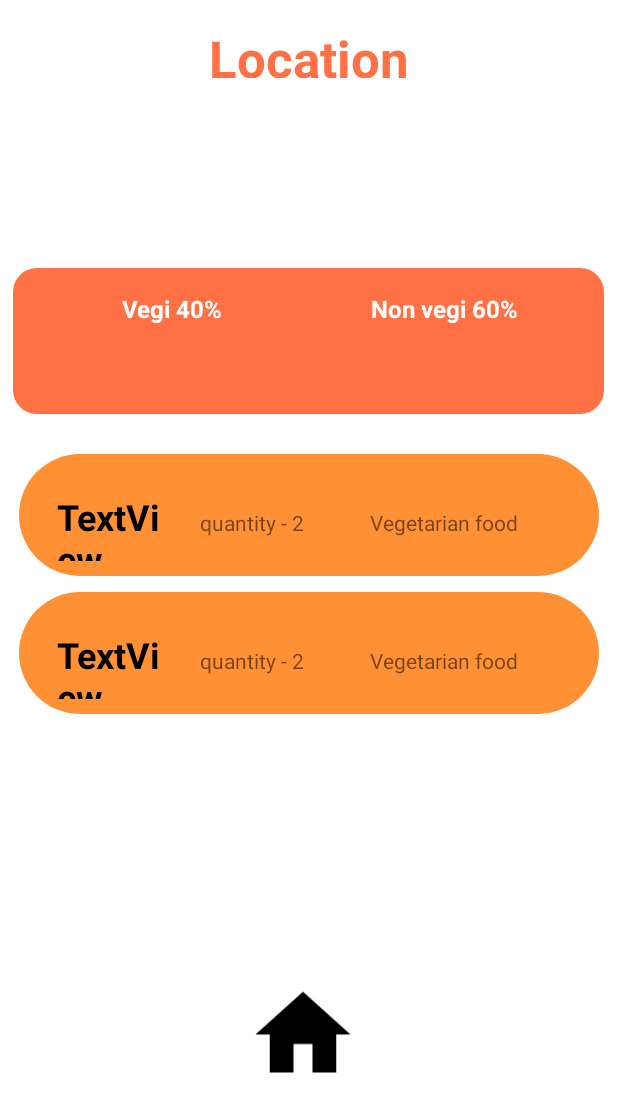
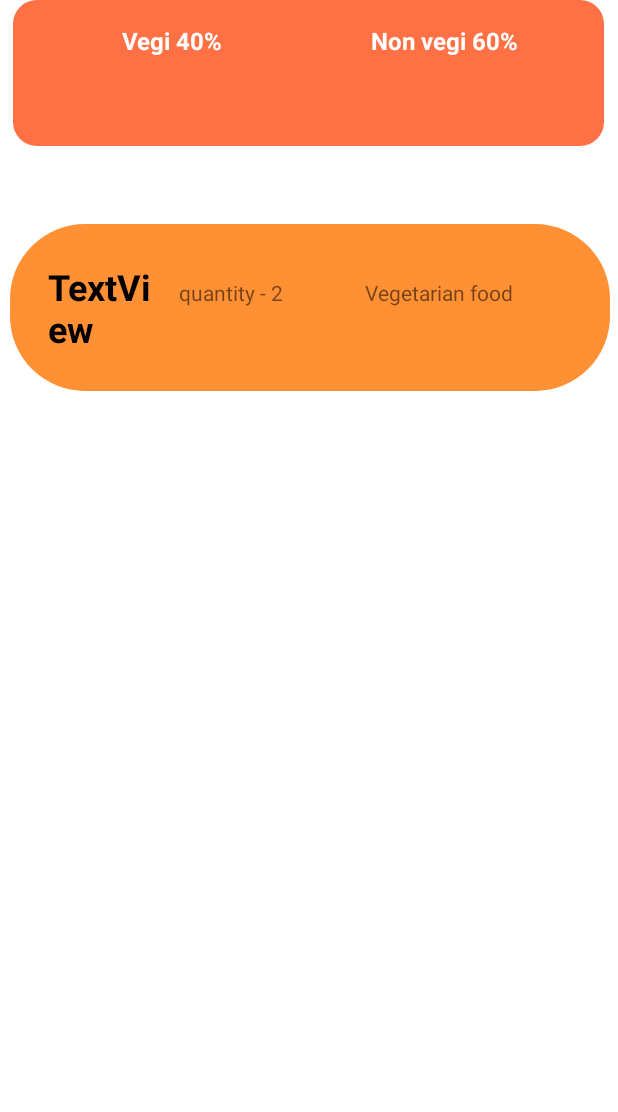
Before and after one commit to Nipun44/Meal-Mate, an Android app: the MealDashboard screen opened directly, with no data from a screen before it, on a phone screen of 412 x 824 dp. Shown: the top 1112 px of the screen. Run offline under Robolectric (Android 15) with nearby library versions, the phone set to English and light mode, and no system bars.

Commit message:
rename MealDashBoard file

```diff
--- a/app/src/main/AndroidManifest.xml
+++ b/app/src/main/AndroidManifest.xml
@@ -45,7 +45,7 @@
             android:name=".login"
             android:exported="false" />
         <activity
-            android:name=".meal_dashboard"
+            android:name=".MealDashboard"
             android:exported="false" />
         <activity
             android:name=".Register"
--- a/app/src/main/java/com/example/mealmate/meal_dashboard.kt
+++ b/app/src/main/java/com/example/mealmate/MealDashboard.kt
@@ -3,7 +3,7 @@ package com.example.mealmate
 import androidx.appcompat.app.AppCompatActivity
 import android.os.Bundle
 
-class meal_dashboard : AppCompatActivity() {
+class MealDashboard : AppCompatActivity() {
     override fun onCreate(savedInstanceState: Bundle?) {
         super.onCreate(savedInstanceState)
         setContentView(R.layout.activity_meal_dashboard)
--- a/app/src/main/res/layout/activity_meal_dashboard.xml
+++ b/app/src/main/res/layout/activity_meal_dashboard.xml
@@ -7,45 +7,19 @@
     android:background="#FFFFFF">
 
 
-    <ImageView
-        android:id="@+id/imageView26"
-        android:layout_width="76dp"
-        android:layout_height="83dp"
-        android:layout_marginStart="164dp"
-        android:layout_marginTop="648dp"
-        app:layout_constraintStart_toStartOf="parent"
-        app:layout_constraintTop_toTopOf="parent"
-        app:srcCompat="@drawable/baseline_home_24" />
-
-    <TextView
-        android:id="@+id/app_name_textview"
-        android:layout_width="385dp"
-        android:layout_height="68dp"
-        android:gravity="center_horizontal"
-        android:padding="16dp"
-        android:text="@string/location_name_dashboard"
-        android:textAlignment="center"
-        android:textColor="@color/secondary"
-        android:textSize="34sp"
-        android:textStyle="bold"
-        app:layout_constraintEnd_toEndOf="parent"
-        app:layout_constraintStart_toStartOf="parent"
-        app:layout_constraintTop_toTopOf="parent" />
-
-
     <LinearLayout
         android:id="@+id/summary_layout"
         android:layout_width="394dp"
         android:layout_height="97dp"
-        android:layout_marginBottom="548dp"
         android:background="@drawable/corner_round"
         android:backgroundTint="@color/secondary"
         android:orientation="horizontal"
         android:padding="16dp"
-        app:layout_constraintBottom_toBottomOf="parent"
         app:layout_constraintEnd_toEndOf="parent"
         app:layout_constraintHorizontal_bias="0.47"
-        app:layout_constraintStart_toStartOf="parent">
+        app:layout_constraintStart_toStartOf="parent"
+        tools:layout_editor_absoluteY="116dp"
+        tools:ignore="MissingConstraints">
 
 
         <TextView
@@ -73,19 +47,23 @@
     </LinearLayout>
 
     <LinearLayout
-        android:layout_width="408dp"
-        android:layout_height="507dp"
+        android:layout_width="421dp"
+        android:layout_height="319dp"
         android:layout_marginTop="16dp"
-        android:layout_marginEnd="2dp"
         android:backgroundTint="#5A5757"
         android:orientation="vertical"
         android:padding="5dp"
+        app:layout_constraintBottom_toBottomOf="parent"
         app:layout_constraintEnd_toEndOf="parent"
-        app:layout_constraintTop_toBottomOf="@+id/summary_layout">
+        app:layout_constraintLeft_toLeftOf="parent"
+        app:layout_constraintRight_toRightOf="parent"
+        app:layout_constraintStart_toStartOf="parent"
+        app:layout_constraintTop_toBottomOf="@+id/summary_layout"
+        app:layout_constraintVertical_bias="0.065">
 
         <LinearLayout
             android:layout_width="match_parent"
-            android:layout_height="81dp"
+            android:layout_height="wrap_content"
             android:layout_margin="5dp"
             android:background="@drawable/button"
             android:orientation="horizontal"
@@ -93,8 +71,8 @@
 
             <TextView
                 android:id="@+id/textView4"
-                android:layout_width="67dp"
-                android:layout_height="96dp"
+                android:layout_width="48dp"
+                android:layout_height="wrap_content"
                 android:layout_weight="1"
                 android:padding="15dp"
                 android:paddingTop="20dp"
@@ -120,42 +98,6 @@
                 android:text="@string/Desciption_dashboard" />
         </LinearLayout>
 
-        <LinearLayout
-            android:layout_width="match_parent"
-            android:layout_height="81dp"
-            android:layout_margin="5dp"
-            android:background="@drawable/button"
-            android:orientation="horizontal"
-            android:padding="10dp">
-
-            <TextView
-                android:id="@+id/textView14"
-                android:layout_width="67dp"
-                android:layout_height="96dp"
-                android:layout_weight="1"
-                android:padding="15dp"
-                android:paddingTop="20dp"
-                android:text="TextView"
-                android:textAlignment="textStart"
-                android:textColor="@color/black"
-                android:textSize="24sp"
-                android:textStyle="bold"
-                tools:text="@string/Name_of_donater_dashboard" />
-
-            <TextView
-                android:id="@+id/textView16"
-                android:layout_width="wrap_content"
-                android:layout_height="wrap_content"
-                android:layout_weight="1"
-                android:text="@string/qty_dashboard" />
-
-            <TextView
-                android:id="@+id/textView17"
-                android:layout_width="wrap_content"
-                android:layout_height="wrap_content"
-                android:layout_weight="1"
-                android:text="@string/Desciption_dashboard" />
-        </LinearLayout>
     </LinearLayout>
 
 
--- a/app/src/main/res/layout/activity_reg3_org.xml
+++ b/app/src/main/res/layout/activity_reg3_org.xml
@@ -98,7 +98,7 @@
 
 
     <TextView
-        android:id="@+id/textView27"
+        android:id="@+id/already_have_account"
         android:layout_width="wrap_content"
         android:layout_height="wrap_content"
         android:layout_marginBottom="128dp"
@@ -120,7 +120,7 @@
         android:text="Sign Up"
         android:textColor="@color/white"
         android:textSize="20sp"
-        app:layout_constraintBottom_toTopOf="@+id/textView27"
+        app:layout_constraintBottom_toTopOf="@+id/already_have_account"
         app:layout_constraintEnd_toEndOf="parent"
         app:layout_constraintHorizontal_bias="0.496"
         app:layout_constraintStart_toStartOf="parent"
--- a/app/src/main/res/layout/activity_register2.xml
+++ b/app/src/main/res/layout/activity_register2.xml
@@ -98,7 +98,7 @@
 
 
     <TextView
-        android:id="@+id/textView27"
+        android:id="@+id/already_have_account"
         android:layout_width="wrap_content"
         android:layout_height="wrap_content"
         android:layout_marginBottom="128dp"
@@ -120,7 +120,7 @@
         android:text="@string/SignUp"
         android:textColor="@color/white"
         android:textSize="20sp"
-        app:layout_constraintBottom_toTopOf="@+id/textView27"
+        app:layout_constraintBottom_toTopOf="@+id/already_have_account"
         app:layout_constraintEnd_toEndOf="parent"
         app:layout_constraintHorizontal_bias="0.496"
         app:layout_constraintStart_toStartOf="parent"
--- a/app/src/main/res/values/strings.xml
+++ b/app/src/main/res/values/strings.xml
@@ -132,10 +132,8 @@
     <string name="addpalce_topic">Add Place</string>
     <string name="signup_dont_haveacc">Don\'t have an account</string>
     <string name="app_name_login">Meal Mate</string>
-    <string name="reg_alreadyhave">Already have an account</string>
+    <string name="reg_alreadyhave">Already have an account?</string>
     <string name="mealmateicon">mealMateIcon</string>
-    <string name="sign_up">SignUp</string>
-    <string name="signup">SignUp</string>
     <string name="SignUp">Sign Up</string>
 
 
```
Also changed, not shown: app/src/main/java/com/example/mealmate/MainActivity.kt (+8 -0 lines), app/src/main/java/com/example/mealmate/Register2.kt (+11 -0 lines), app/src/main/java/com/example/mealmate/Register3.kt (+11 -0 lines), app/src/main/res/layout/activity_login.xml (+10 -4 lines).
